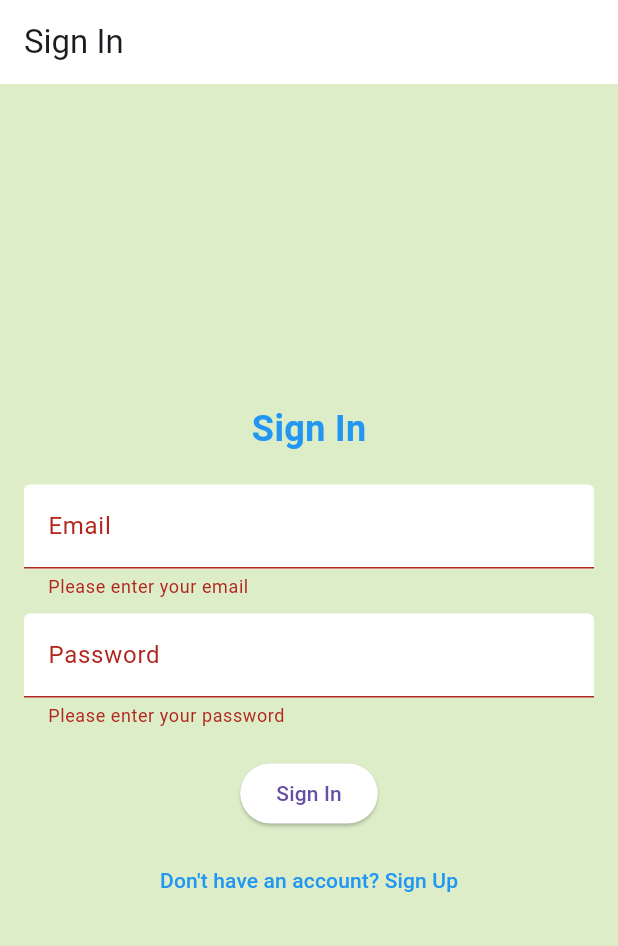
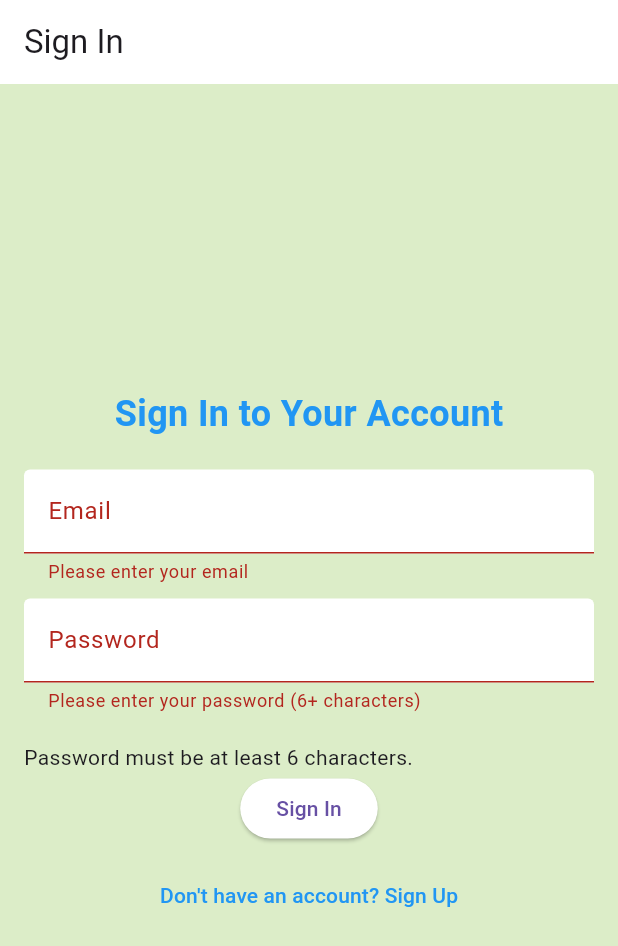
Before and after one commit to emily-wax/Team_Charmander, a Flutter app: the screen it shows after launch, after a tap on "Sign In", on a phone screen of 412 x 824 dp. Shown: the top 946 px of the screen. Run offline on Flutter 3.47's test engine with Material 3 defaults, Android fonts, the phone set to English and light mode, and no system bars; our stand-ins replace cloud_firestore, firebase_auth, firebase_core, syncfusion_flutter_calendar; accounts and stored records are empty.

Commit message:
required password to be 6+ chars.

```diff
--- a/flutter_application/lib/SignInPage.dart
+++ b/flutter_application/lib/SignInPage.dart
@@ -33,9 +33,10 @@ class _SignInPageState extends State<SignInPage> {
           key: _formKey,
           child: Column(
             mainAxisAlignment: MainAxisAlignment.center,
+            crossAxisAlignment: CrossAxisAlignment.center,
             children: [
               Text(
-                isSignUp ? 'Sign Up' : 'Sign In',
+                isSignUp ? 'Welcome to RoomiePal!' : 'Sign In to Your Account',
                 style: const TextStyle(
                   fontSize: 24,
                   fontWeight: FontWeight.bold,
@@ -68,12 +69,19 @@ class _SignInPageState extends State<SignInPage> {
                 obscureText: true,
                 validator: (value) {
                   if (value!.isEmpty) {
-                    return 'Please enter your password';
+                    return 'Please enter your password (6+ characters)';
                   }
                   return null;
                 },
               ),
               const SizedBox(height: 20),
+              const Align(
+                alignment: Alignment.centerLeft,
+                child: Text(
+                "Password must be at least 6 characters.",
+                textAlign: TextAlign.left
+                ),
+              ),
               ElevatedButton(
                 onPressed: isLoading ? null : () => _authenticate(),
                 style: ElevatedButton.styleFrom(
```
